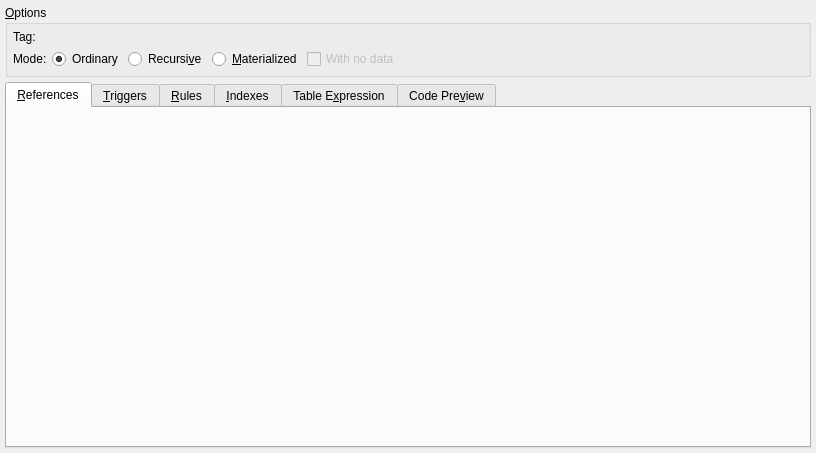
Old version of the form libs/libgui/ui/dbobjects/viewwidget.ui in the repository pgmodeler/pgmodeler.
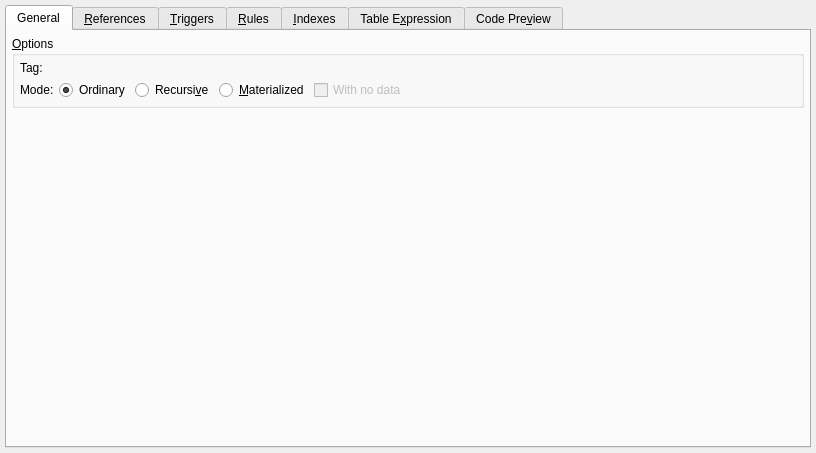
New version of the form. Icons and pictures are not drawn.

Commit message: Finished the refactoring of TableWidget and ViewWidget (issue #1808)

```diff
--- a/libs/libgui/ui/dbobjects/viewwidget.ui
+++ b/libs/libgui/ui/dbobjects/viewwidget.ui
@@ -26,8 +26,8 @@
    <property name="spacing">
     <number>5</number>
    </property>
-   <item row="2" column="0" colspan="3">
-    <widget class="QTabWidget" name="tabWidget">
+   <item row="1" column="0" colspan="2">
+    <widget class="QTabWidget" name="attributes_tbw">
      <property name="currentIndex">
       <number>0</number>
      </property>
@@ -37,63 +37,31 @@
        <height>22</height>
       </size>
      </property>
-     <widget class="QWidget" name="view_refs_tab">
+     <widget class="QWidget" name="general_tab">
       <attribute name="icon">
        <iconset resource="../../res/resources.qrc">
         <normaloff>:/icons/icons/reference.png</normaloff>:/icons/icons/reference.png</iconset>
       </attribute>
       <attribute name="title">
-       <string>&amp;References</string>
+       <string>General</string>
       </attribute>
-     </widget>
-     <widget class="QWidget" name="triggers_tab">
-      <attribute name="icon">
-       <iconset resource="../../res/resources.qrc">
-        <normaloff>:/icons/icons/trigger.png</normaloff>:/icons/icons/trigger.png</iconset>
-      </attribute>
-      <attribute name="title">
-       <string>&amp;Triggers</string>
-      </attribute>
-     </widget>
-     <widget class="QWidget" name="rules_tab">
-      <attribute name="icon">
-       <iconset resource="../../res/resources.qrc">
-        <normaloff>:/icons/icons/rule.png</normaloff>:/icons/icons/rule.png</iconset>
-      </attribute>
-      <attribute name="title">
-       <string>&amp;Rules</string>
-      </attribute>
-     </widget>
-     <widget class="QWidget" name="indexes_tab">
-      <attribute name="icon">
-       <iconset resource="../../res/resources.qrc">
-        <normaloff>:/icons/icons/index.png</normaloff>:/icons/icons/index.png</iconset>
-      </attribute>
-      <attribute name="title">
-       <string>&amp;Indexes</string>
-      </attribute>
-     </widget>
-     <widget class="QWidget" name="cte_tab">
-      <attribute name="icon">
-       <iconset resource="../../res/resources.qrc">
-        <normaloff>:/icons/icons/sourcecode.png</normaloff>:/icons/icons/sourcecode.png</iconset>
-      </attribute>
-      <attribute name="title">
-       <string>Table E&amp;xpression</string>
-      </attribute>
-     </widget>
-     <widget class="QWidget" name="code_prev_tab">
-      <attribute name="icon">
-       <iconset resource="../../res/resources.qrc">
-        <normaloff>:/icons/icons/sqlpreview.png</normaloff>:/icons/icons/sqlpreview.png</iconset>
-      </attribute>
-      <attribute name="title">
-       <string>Code Pre&amp;view</string>
-      </attribute>
-     </widget>
-    </widget>
-   </item>
-   <item row="1" column="0" colspan="3">
+      <layout class="QVBoxLayout" name="verticalLayout">
+       <property name="spacing">
+        <number>5</number>
+       </property>
+       <property name="leftMargin">
+        <number>5</number>
+       </property>
+       <property name="topMargin">
+        <number>5</number>
+       </property>
+       <property name="rightMargin">
+        <number>5</number>
+       </property>
+       <property name="bottomMargin">
+        <number>5</number>
+       </property>
+       <item>
     <widget class="QGroupBox" name="options_gb">
      <property name="title">
       <string>&amp;Options</string>
@@ -194,6 +162,77 @@
        </layout>
       </item>
      </layout>
+        </widget>
+       </item>
+       <item>
+        <spacer name="verticalSpacer">
+         <property name="orientation">
+          <enum>Qt::Vertical</enum>
+         </property>
+         <property name="sizeHint" stdset="0">
+          <size>
+           <width>20</width>
+           <height>291</height>
+          </size>
+         </property>
+        </spacer>
+       </item>
+      </layout>
+     </widget>
+     <widget class="QWidget" name="view_refs_tab">
+      <attribute name="icon">
+       <iconset resource="../../res/resources.qrc">
+        <normaloff>:/icons/icons/reference.png</normaloff>:/icons/icons/reference.png</iconset>
+      </attribute>
+      <attribute name="title">
+       <string>&amp;References</string>
+      </attribute>
+     </widget>
+     <widget class="QWidget" name="triggers_tab">
+      <attribute name="icon">
+       <iconset resource="../../res/resources.qrc">
+        <normaloff>:/icons/icons/trigger.png</normaloff>:/icons/icons/trigger.png</iconset>
+      </attribute>
+      <attribute name="title">
+       <string>&amp;Triggers</string>
+      </attribute>
+     </widget>
+     <widget class="QWidget" name="rules_tab">
+      <attribute name="icon">
+       <iconset resource="../../res/resources.qrc">
+        <normaloff>:/icons/icons/rule.png</normaloff>:/icons/icons/rule.png</iconset>
+      </attribute>
+      <attribute name="title">
+       <string>&amp;Rules</string>
+      </attribute>
+     </widget>
+     <widget class="QWidget" name="indexes_tab">
+      <attribute name="icon">
+       <iconset resource="../../res/resources.qrc">
+        <normaloff>:/icons/icons/index.png</normaloff>:/icons/icons/index.png</iconset>
+      </attribute>
+      <attribute name="title">
+       <string>&amp;Indexes</string>
+      </attribute>
+     </widget>
+     <widget class="QWidget" name="cte_tab">
+      <attribute name="icon">
+       <iconset resource="../../res/resources.qrc">
+        <normaloff>:/icons/icons/sourcecode.png</normaloff>:/icons/icons/sourcecode.png</iconset>
+      </attribute>
+      <attribute name="title">
+       <string>Table E&amp;xpression</string>
+      </attribute>
+     </widget>
+     <widget class="QWidget" name="code_prev_tab">
+      <attribute name="icon">
+       <iconset resource="../../res/resources.qrc">
+        <normaloff>:/icons/icons/sqlpreview.png</normaloff>:/icons/icons/sqlpreview.png</iconset>
+      </attribute>
+      <attribute name="title">
+       <string>Code Pre&amp;view</string>
+      </attribute>
+     </widget>
     </widget>
    </item>
   </layout>
```
Left out of the diff: 2 changed lines with no effect on the pictures. Lines whose indentation alone changed are shown as unchanged. The commit also changes 2 other files.
